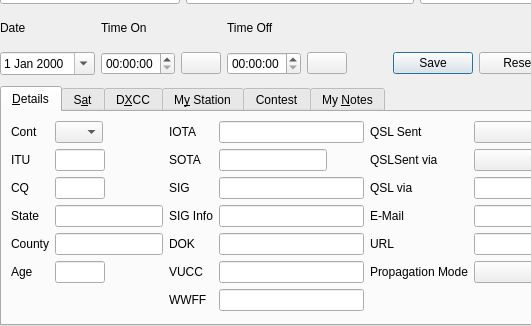
Qt form ui/NewContactWidget.ui (foldynl/QLog) before a commit; both pictures show x 0 to 531 and y 149 to 475 of the 980 by 475 pixel window.
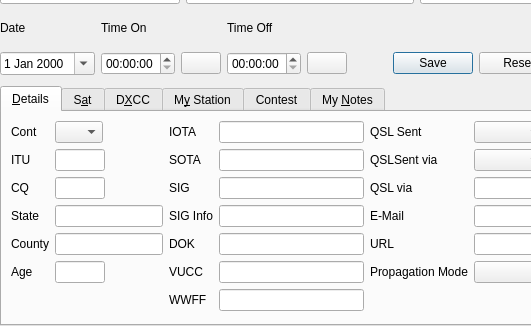
The same form after that commit. Icons and pictures are not drawn. Custom widgets are drawn as their Qt base class.

Commit message: NewContact: Fixed size of SOTA Field

```diff
--- a/ui/NewContactWidget.ui
+++ b/ui/NewContactWidget.ui
@@ -1184,6 +1184,12 @@
              <verstretch>0</verstretch>
             </sizepolicy>
            </property>
+           <property name="maximumSize">
+            <size>
+             <width>200</width>
+             <height>16777215</height>
+            </size>
+           </property>
            <property name="focusPolicy">
             <enum>Qt::ClickFocus</enum>
            </property>
```
